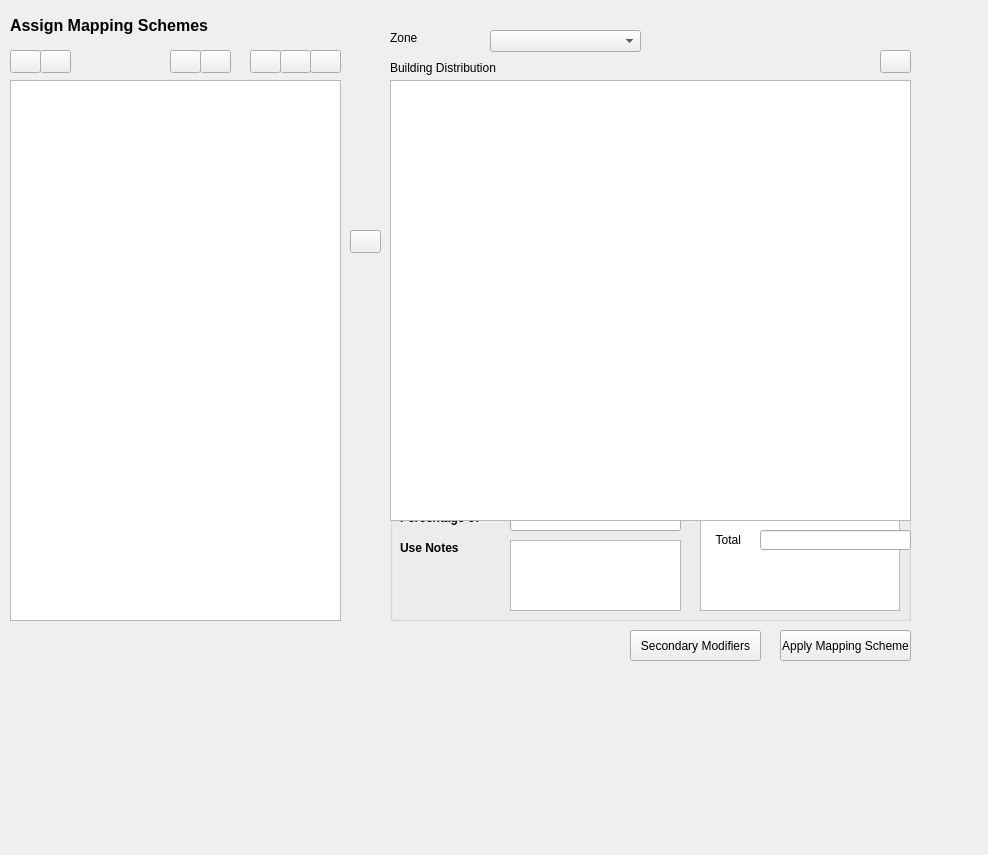
Before: the Qt Designer form qt/wdg_ms.ui in gem/sidd, drawn with Qt 5.
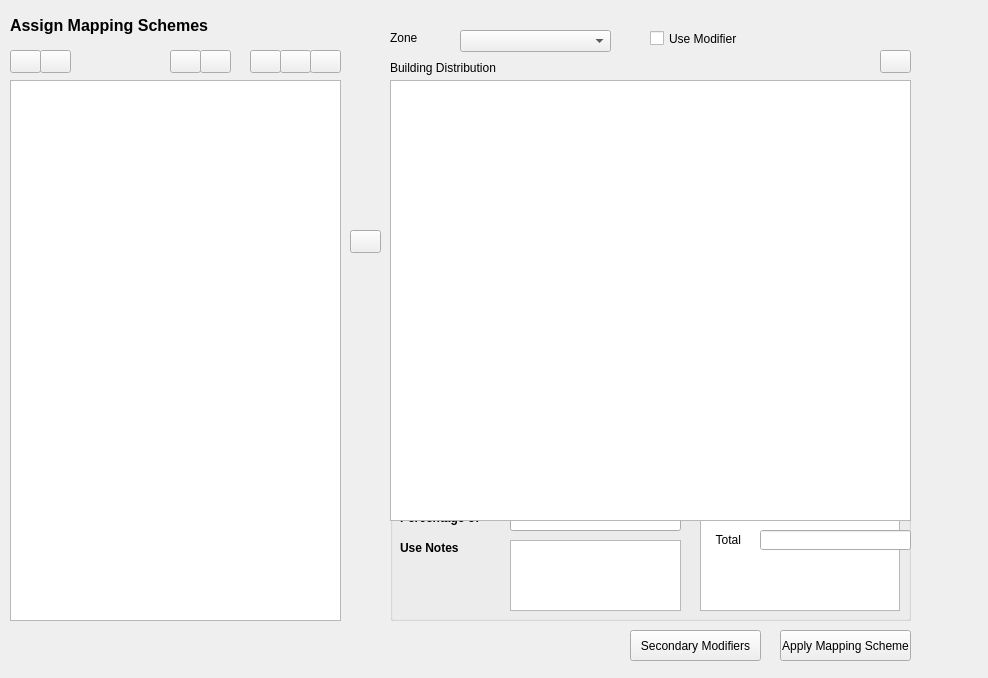
After: the same form once the commit is applied. Icons and pictures are not drawn.

Commit message: updates - added translation wrapper for constants (this should allow easier translation if needed in the future) - refactored main controller out of pop-up dialogs. now all dialog should only process and   return given attributes/values.   this concentrates calls to controller to only main widget/windows - added include modifier to MS leaf view. now use can show actual distribution with modifier applied - multiple bug fixes

The edit to the form file:
```diff
--- a/qt/wdg_ms.ui
+++ b/qt/wdg_ms.ui
@@ -7,7 +7,7 @@
     <x>0</x>
     <y>0</y>
     <width>988</width>
-    <height>855</height>
+    <height>678</height>
    </rect>
   </property>
   <property name="windowTitle">
@@ -560,7 +560,7 @@
    <widget class="QComboBox" name="cb_ms_zones">
     <property name="geometry">
      <rect>
-      <x>140</x>
+      <x>110</x>
       <y>0</y>
       <width>151</width>
       <height>22</height>
@@ -642,6 +642,19 @@
       <normaloff>:/imgs/icons/save.png</normaloff>:/imgs/icons/save.png</iconset>
     </property>
    </widget>
+   <widget class="QCheckBox" name="ck_use_modifier">
+    <property name="geometry">
+     <rect>
+      <x>300</x>
+      <y>0</y>
+      <width>131</width>
+      <height>17</height>
+     </rect>
+    </property>
+    <property name="text">
+     <string>Use Modifier</string>
+    </property>
+   </widget>
   </widget>
  </widget>
  <resources>
```
The commit also changes 62 other files.
